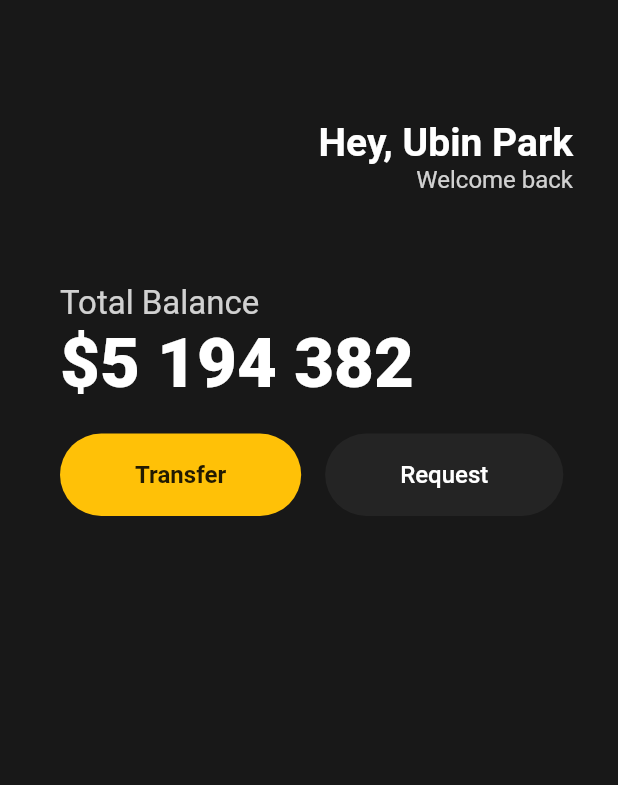
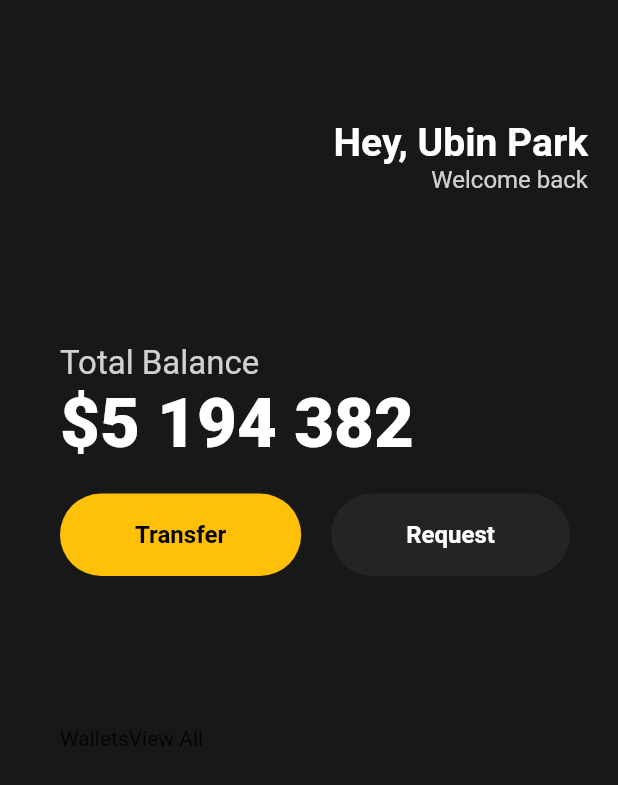
Before and after one commit to Ubinquitous/Flutter, a Flutter app: the screen it shows after launch, on a phone screen of 412 x 824 dp. Shown: the top 785 px of the screen. Run offline on Flutter 3.47's test engine with Material 2 defaults, Android fonts, the phone set to English and light mode, and no system bars.

Commit message:
UPDATE : 버튼 위젯화

```diff
--- a/lib/main.dart
+++ b/lib/main.dart
@@ -1,4 +1,5 @@
 import 'package:flutter/material.dart';
+import 'package:toonflix/widget/Button.dart';
 
 void main() {
   runApp(App());
@@ -11,8 +12,11 @@ class App extends StatelessWidget {
       home: Scaffold(
           backgroundColor: const Color(0xFF181818),
           body: Padding(
-            padding: const EdgeInsets.only(right: 30),
+            padding: const EdgeInsets.symmetric(
+              horizontal: 20,
+            ),
             child: Column(
+              crossAxisAlignment: CrossAxisAlignment.start,
               children: [
                 const SizedBox(
                   height: 80,
@@ -22,8 +26,8 @@ class App extends StatelessWidget {
                   children: [
                     Column(
                       crossAxisAlignment: CrossAxisAlignment.end,
-                      children: [
-                        const Text(
+                      children: const [
+                        Text(
                           'Hey, Ubin Park',
                           style: TextStyle(
                             color: Colors.white,
@@ -34,7 +38,7 @@ class App extends StatelessWidget {
                         Text(
                           'Welcome back',
                           style: TextStyle(
-                            color: Colors.white.withOpacity(0.8),
+                            color: Color.fromRGBO(255, 255, 255, 0.8),
                             fontSize: 16,
                           ),
                         ),
@@ -43,11 +47,12 @@ class App extends StatelessWidget {
                   ],
                 ),
                 const SizedBox(
-                  height: 60,
+                  height: 100,
                 ),
                 Padding(
-                  padding: const EdgeInsets.only(left: 40),
+                  padding: const EdgeInsets.only(left: 20),
                   child: Row(
+                    mainAxisAlignment: MainAxisAlignment.spaceBetween,
                     children: [
                       Column(
                         crossAxisAlignment: CrossAxisAlignment.start,
@@ -71,47 +76,32 @@ class App extends StatelessWidget {
                             height: 20,
                           ),
                           Row(
-                            children: [
-                              Container(
-                                decoration: BoxDecoration(
-                                    color: Colors.amber,
-                                    borderRadius: BorderRadius.circular(50)),
-                                child: const Padding(
-                                  padding: EdgeInsets.symmetric(
-                                    vertical: 18,
-                                    horizontal: 50,
-                                  ),
-                                  child: Text(
-                                    'Transfer',
-                                    style: TextStyle(
-                                        fontSize: 16,
-                                        fontWeight: FontWeight.w600),
-                                  ),
-                                ),
+                            mainAxisAlignment: MainAxisAlignment.spaceBetween,
+                            children: const [
+                              Button(
+                                text: 'Transfer',
+                                backgroundColor: Colors.amber,
+                                textColor: Colors.black,
                               ),
-                              const SizedBox(
-                                width: 16,
+                              SizedBox(
+                                width: 20,
                               ),
-                              Container(
-                                decoration: BoxDecoration(
-                                    color: const Color(0xFF242424),
-                                    borderRadius: BorderRadius.circular(50)),
-                                child: const Padding(
-                                  padding: EdgeInsets.symmetric(
-                                    vertical: 18,
-                                    horizontal: 50,
-                                  ),
-                                  child: Text(
-                                    'Request',
-                                    style: TextStyle(
-                                        fontSize: 16,
-                                        color: Colors.white,
-                                        fontWeight: FontWeight.w500),
-                                  ),
-                                ),
-                              )
+                              Button(
+                                text: 'Request',
+                                backgroundColor: Color(0xFF242424),
+                                textColor: Colors.white,
+                              ),
                             ],
-                          )
+                          ),
+                          const SizedBox(
+                            height: 100,
+                          ),
+                          Row(
+                            children: const [
+                              Text('Wallets'),
+                              Text('View All'),
+                            ],
+                          ),
                         ],
                       ),
                     ],
```
